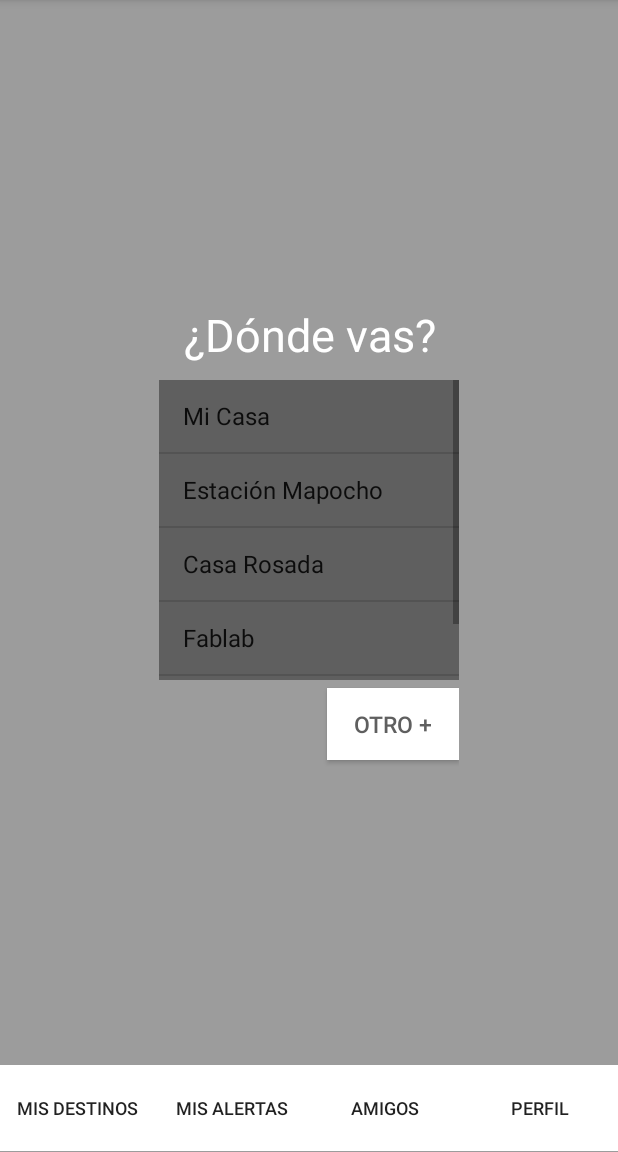
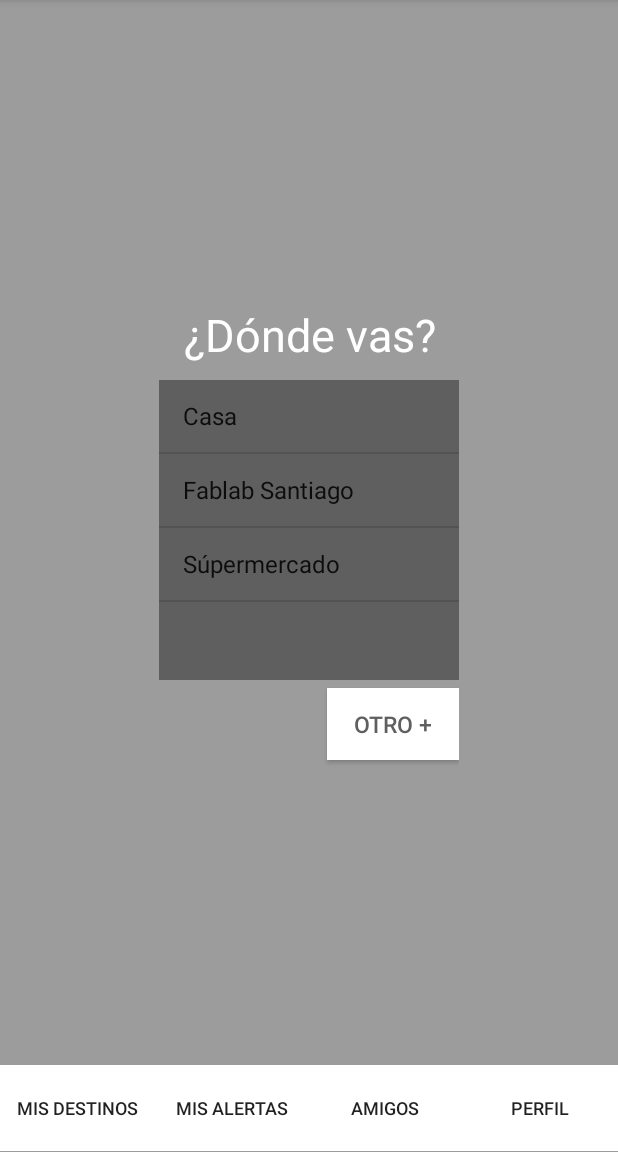
Before and after one commit to FabLabSantiago/LeBike, an Android app: the screen it shows after launch (LeBikeActivity), after a tap on "LEBIKE", on a phone screen of 412 x 824 dp, the part 84-1236 px from its top. Run offline under Robolectric (Android 15) with nearby library versions, the phone set to English and light mode, and no system bars.

Commit message:
Adjusted configurations for functionality with 3 predefined destination and fablab santiago current location

```diff
--- a/app/src/main/java/org/fablabsantiago/smartcities/app/lebikee/LeBikeActivity.java
+++ b/app/src/main/java/org/fablabsantiago/smartcities/app/lebikee/LeBikeActivity.java
@@ -31,11 +31,9 @@ public class LeBikeActivity extends AppCompatActivity //implements OnMapReadyCal
         super.onStart();
         final ListView patrimoniosListView = (ListView) findViewById(R.id.destinationsList);
         String[] patrimonios = new String[] {
-                "Mi Casa",
-                "Estación Mapocho",
-                "Casa Rosada",
-                "Fablab",
-                "Lomito Alemán"};
+                "Casa",
+                "Fablab Santiago",
+                "Súpermercado"};
         ArrayAdapter<String> adapter = new ArrayAdapter<String>(this,
                 android.R.layout.simple_list_item_1,android.R.id.text1,patrimonios);
         patrimoniosListView.setAdapter(adapter);
@@ -59,7 +57,8 @@ public class LeBikeActivity extends AppCompatActivity //implements OnMapReadyCal
         String infoText = "Option not available for the moment.\n" +
                         "Later you will be able to add new destinations and we will recomend the" +
                         " best route to get there. ";
-        // TODO: We will use google map apis:
+        // TODO: add new personalized destinations
+        // We will use google map apis:
         //     - Google Places API for Android
         //     - Google Maps Road API (web)
         //     - Google Maps Directions API (web)
```
Also changed, not shown: app/src/main/java/org/fablabsantiago/smartcities/app/lebikee/OnRouteMapActivity.java (+20 -3 lines).
